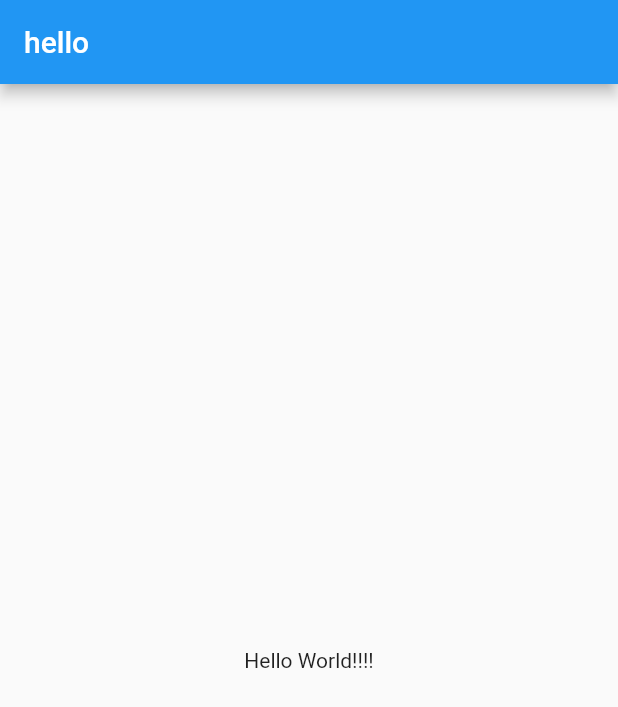
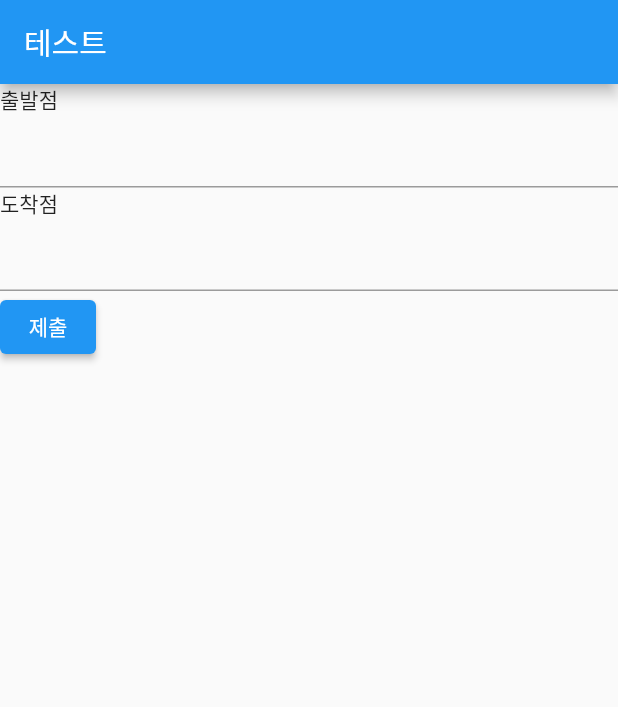
Before and after one commit to JanusTeam-BSSM/Janus-App-Contest, a Flutter app: the screen it shows after launch, on a phone screen of 412 x 824 dp. Shown: the top 707 px of the screen. Run offline on Flutter 3.47's test engine with Material 2 defaults, Android fonts, the phone set to English and light mode, and no system bars; missing offline and left inert: mqtt_client.

Commit message:
Update main.dart
add some of ui

```diff
--- a/lib/main.dart
+++ b/lib/main.dart
@@ -17,7 +17,8 @@ class MyApp extends StatelessWidget {
     );
   }
 }
-
+TextEditingController controller1 = TextEditingController();
+TextEditingController controller2 = TextEditingController();
 class HomePage extends StatelessWidget {
   const HomePage({Key? key}) : super(key: key);
 
@@ -26,10 +27,27 @@ class HomePage extends StatelessWidget {
     return SafeArea(
       child: Scaffold(
         appBar: AppBar(
-          title: const Text('hello'),
+          title: const Text('테스트'),
         ),
-        body: const Center(
-          child: Text('Hello World!!!!'),
+        body: Column(
+          crossAxisAlignment: CrossAxisAlignment.start,
+          children: [
+            const Text('출발점'),
+            TextField(
+              controller: controller1,
+            ),
+            const Text('도착점'),
+            TextField(
+              controller: controller2,
+            ),
+            ElevatedButton(
+                onPressed: () {
+                  controller1.text = '';
+                  controller2.text = '';
+                },
+                child: const Text('제출')
+            )
+          ],
         ),
       ),
     );
```
